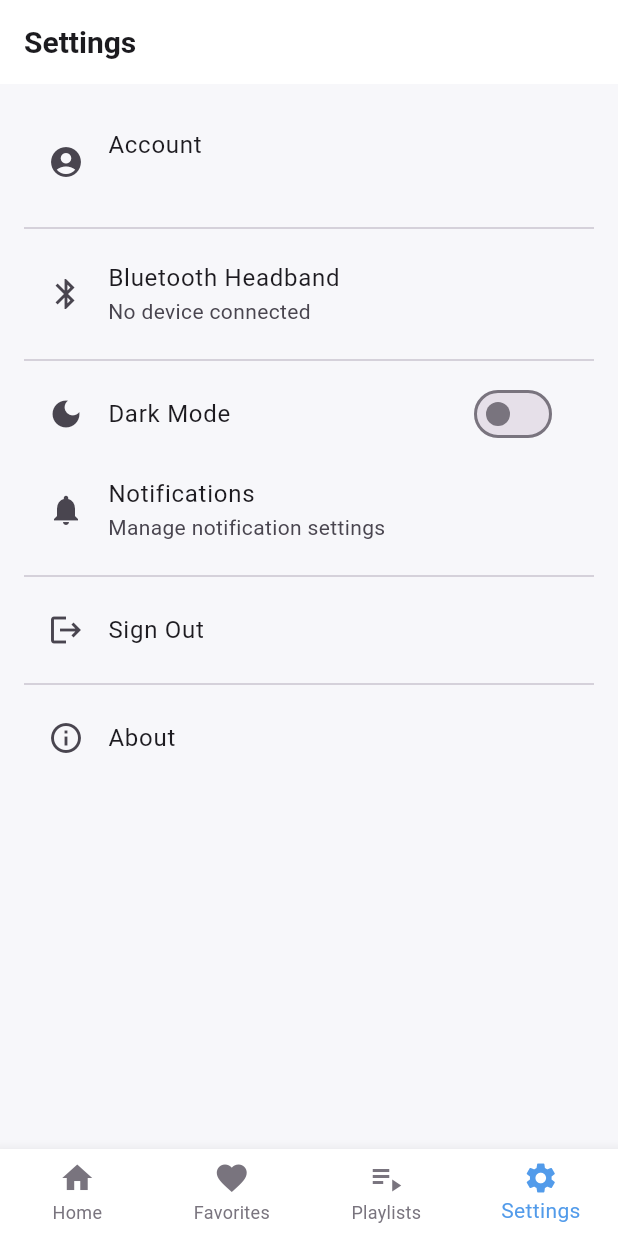
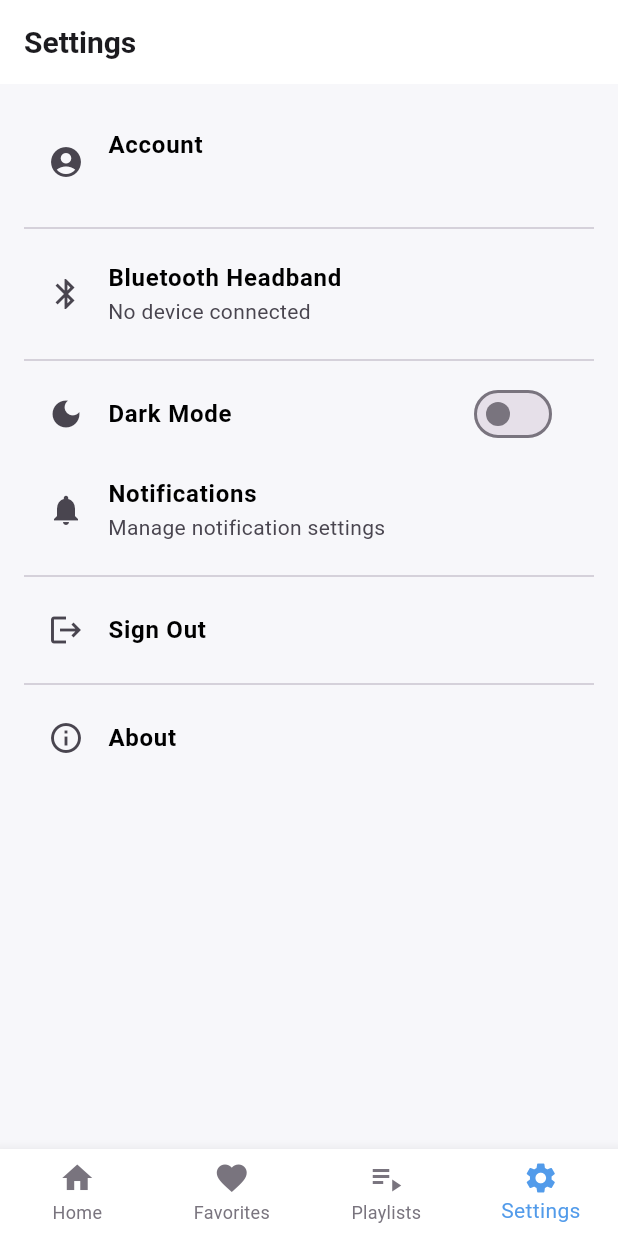
Before and after one commit to zahidprvz/zenflector, a Flutter app: the screen it shows once a user with an empty profile is signed in, item 4 of the bottom bar chosen, after a tap on "Sign Out", on a phone screen of 412 x 824 dp. Run offline on Flutter 3.47's test engine with Material 3 defaults, Android fonts, the phone set to English and light mode, and no system bars; our stand-ins replace cached_network_image, cloud_firestore, equatable, firebase_auth, firebase_core, firebase_storage and 8 more; missing offline and left inert: audio_session; accounts and stored records are empty; network calls fail; Roboto replaces fonts that are missing (Montserrat).

Commit message:
updated settings screen

```diff
--- a/lib/screens/settings_screen.dart
+++ b/lib/screens/settings_screen.dart
@@ -2,7 +2,7 @@ import 'package:flutter/material.dart';
 import 'package:flutter_blue_plus/flutter_blue_plus.dart';
 import 'package:package_info_plus/package_info_plus.dart';
 import 'package:provider/provider.dart';
-import 'package:url_launcher/url_launcher.dart'; // Import url_launcher
+import 'package:url_launcher/url_launcher.dart';
 import 'package:zenflector/providers/app_settings_provider.dart';
 import 'package:zenflector/providers/auth_provider.dart';
 import 'package:zenflector/screens/profile_screen.dart';
@@ -22,13 +22,13 @@ class _SettingsScreenState extends State<SettingsScreen>
   @override
   void initState() {
     super.initState();
-    WidgetsBinding.instance.addObserver(this); // Add observer
-    _loadConnectedDevice(); // Load on startup
+    WidgetsBinding.instance.addObserver(this);
+    _loadConnectedDevice();
   }
 
   @override
   void dispose() {
-    WidgetsBinding.instance.removeObserver(this); // Remove observer. ESSENTIAL.
+    WidgetsBinding.instance.removeObserver(this);
     super.dispose();
   }
 
@@ -36,48 +36,36 @@ class _SettingsScreenState extends State<SettingsScreen>
   void didChangeAppLifecycleState(AppLifecycleState state) {
     super.didChangeAppLifecycleState(state);
     if (state == AppLifecycleState.resumed) {
-      // When the app returns to the foreground, refresh.
       _loadConnectedDevice();
     }
   }
 
   Future<void> _loadConnectedDevice() async {
-    // Check if Bluetooth is available and on *before* trying to get connected devices.
     bool isAvailable = await FlutterBluePlus.isAvailable;
     bool isOn = await FlutterBluePlus.isOn;
 
     if (!isAvailable || !isOn) {
       if (mounted) {
         setState(() {
-          _connectedDevice =
-              null; // Clear device if Bluetooth is off/unavailable
+          _connectedDevice = null;
         });
       }
-      return; // Exit early if Bluetooth is not ready
+      return;
     }
 
     try {
       List<BluetoothDevice> devices =
           await FlutterBluePlus.connectedSystemDevices;
-      if (devices.isNotEmpty) {
-        if (mounted) {
-          setState(() {
-            _connectedDevice = devices.first; // Simplification: take the first.
-          });
-        }
-      } else {
-        if (mounted) {
-          setState(() {
-            _connectedDevice = null; // Explicitly set to null if no devices
-          });
-        }
+      if (mounted) {
+        setState(() {
+          _connectedDevice = devices.isNotEmpty ? devices.first : null;
+        });
       }
     } catch (e) {
-      print("Error getting connected devices: $e"); // Log the error
+      print("Error getting connected devices: $e");
       if (mounted) {
         setState(() {
-          _connectedDevice =
-              null; // Set to null on error to update the UI correctly.
+          _connectedDevice = null;
         });
       }
     }
@@ -87,6 +75,13 @@ class _SettingsScreenState extends State<SettingsScreen>
   Widget build(BuildContext context) {
     final authProvider = Provider.of<AuthProvider>(context, listen: false);
     final appSettingsProvider = Provider.of<AppSettingsProvider>(context);
+    final isDarkMode = Theme.of(context).brightness == Brightness.dark;
+
+    final headingTextStyle = TextStyle(
+      color: isDarkMode ? Colors.white : Colors.black,
+      fontWeight: FontWeight.bold,
+      fontSize: 16,
+    );
 
     return Scaffold(
       appBar: AppBar(
@@ -95,13 +90,11 @@ class _SettingsScreenState extends State<SettingsScreen>
       body: ListView(
         padding: const EdgeInsets.all(AppConstants.defaultPadding),
         children: [
-          // User Account Section
           ListTile(
             leading: const Icon(Icons.account_circle),
-            title: const Text('Account'),
+            title: Text('Account', style: headingTextStyle),
             subtitle: Text(authProvider.currentUser?.email ?? 'Not logged in'),
             onTap: () {
-              // Navigate to Profile Screen
               Navigator.push(
                 context,
                 MaterialPageRoute(builder: (context) => const ProfileScreen()),
@@ -109,20 +102,16 @@ class _SettingsScreenState extends State<SettingsScreen>
             },
           ),
           const Divider(),
-
-          // Bluetooth Connection Section
           ListTile(
             leading: const Icon(Icons.bluetooth),
-            title: const Text('Bluetooth Headband'),
+            title: Text('Bluetooth Headband', style: headingTextStyle),
             subtitle: Text(_connectedDevice != null
                 ? 'Connected: ${_connectedDevice!.platformName.isNotEmpty ? _connectedDevice!.platformName : "Unknown Device"}'
                 : 'No device connected'),
           ),
           const Divider(),
-
-          // App Preferences
           SwitchListTile(
-            title: const Text('Dark Mode'),
+            title: Text('Dark Mode', style: headingTextStyle),
             value: appSettingsProvider.isDarkMode,
             onChanged: (value) {
               appSettingsProvider.setDarkMode(value);
@@ -131,30 +120,26 @@ class _SettingsScreenState extends State<SettingsScreen>
           ),
           ListTile(
             leading: const Icon(Icons.notifications),
-            title: const Text('Notifications'),
+            title: Text('Notifications', style: headingTextStyle),
             subtitle: const Text('Manage notification settings'),
             onTap: () {
               // TODO: Implement notification settings
             },
           ),
           const Divider(),
-
-          // Sign Out
           ListTile(
             leading: const Icon(Icons.logout),
-            title: const Text('Sign Out'),
+            title: Text('Sign Out', style: headingTextStyle),
             onTap: () async {
               await authProvider.signOut();
             },
           ),
           const Divider(),
-
-          // About and Help
           ListTile(
             leading: const Icon(Icons.info_outline),
-            title: const Text('About'),
+            title: Text('About', style: headingTextStyle),
             onTap: () {
-              _showAboutDialog(context); // Use the helper function
+              _showAboutDialog(context, isDarkMode);
             },
           ),
         ],
@@ -162,10 +147,8 @@ class _SettingsScreenState extends State<SettingsScreen>
     );
   }
 
-// Helper function for the About dialog.  This avoids FutureBuilder issues.
-  void _showAboutDialog(BuildContext context) {
+  void _showAboutDialog(BuildContext context, bool isDarkMode) {
     PackageInfo.fromPlatform().then((packageInfo) {
-      // Use package_info_plus
       String appName = packageInfo.appName;
       String version = packageInfo.version;
       String buildNumber = packageInfo.buildNumber;
@@ -173,54 +156,59 @@ class _SettingsScreenState extends State<SettingsScreen>
       showAboutDialog(
         context: context,
         applicationIcon: Image.asset(
-          'assets/appstore.png', //  Replace with your app icon path
+          'assets/appstore.png',
           width: 64,
           height: 64,
           errorBuilder: (context, error, stackTrace) => const Icon(Icons.error),
         ),
-        applicationName: appName, // Use dynamic name
-        applicationVersion: "$version ($buildNumber)", // Use dynamic version
-        applicationLegalese: '© 2024 Zenflector', //  Your copyright
+        applicationName: appName,
+        applicationVersion: "$version ($buildNumber)",
+        applicationLegalese: '© 2024 Zenflector',
         children: <Widget>[
           const SizedBox(height: 24),
-          const Text(
+          Text(
             "ZenFlector is designed to help you improve your sleep quality, "
             "reduce stress, and enhance your overall well-being through a curated "
-            "collection of soothing sounds, guided meditations, and hypnotic stories.  "
-            "Whether you're struggling with insomnia, seeking relaxation, or aiming to "
-            "achieve a more positive mindset, ZenFlector provides the tools you need "
-            "to achieve your goals.",
+            "collection of soothing sounds, guided meditations, and hypnotic stories.",
+            style: TextStyle(
+              color: isDarkMode ? Colors.white70 : Colors.black87,
+              fontSize: 14,
+            ),
           ),
           const SizedBox(height: 16),
           TextButton(
             onPressed: () async {
-              final url =
-                  Uri.parse('https://your-privacy-policy.com'); // Replace
+              final url = Uri.parse('https://your-privacy-policy.com');
               if (!await launchUrl(url)) {
-                // Use await here
                 if (context.mounted) {
-                  //Check if context is mounted
                   ScaffoldMessenger.of(context).showSnackBar(
                     const SnackBar(content: Text('Could not launch URL')),
                   );
                 }
               }
             },
-            child: const Text('Privacy Policy'),
+            child: Text(
+              'Privacy Policy',
+              style: TextStyle(
+                  color: isDarkMode ? Colors.lightBlueAccent : Colors.blue),
+            ),
           ),
           TextButton(
             onPressed: () async {
               final url = Uri.parse('https://your-termsofservice.com');
               if (!await launchUrl(url)) {
                 if (context.mounted) {
-                  //Check if context is mounted
                   ScaffoldMessenger.of(context).showSnackBar(
                     const SnackBar(content: Text('Could not launch URL')),
                   );
                 }
               }
             },
-            child: const Text('Terms of Service'),
+            child: Text(
+              'Terms of Service',
+              style: TextStyle(
+                  color: isDarkMode ? Colors.lightBlueAccent : Colors.blue),
+            ),
           ),
         ],
       );
```
